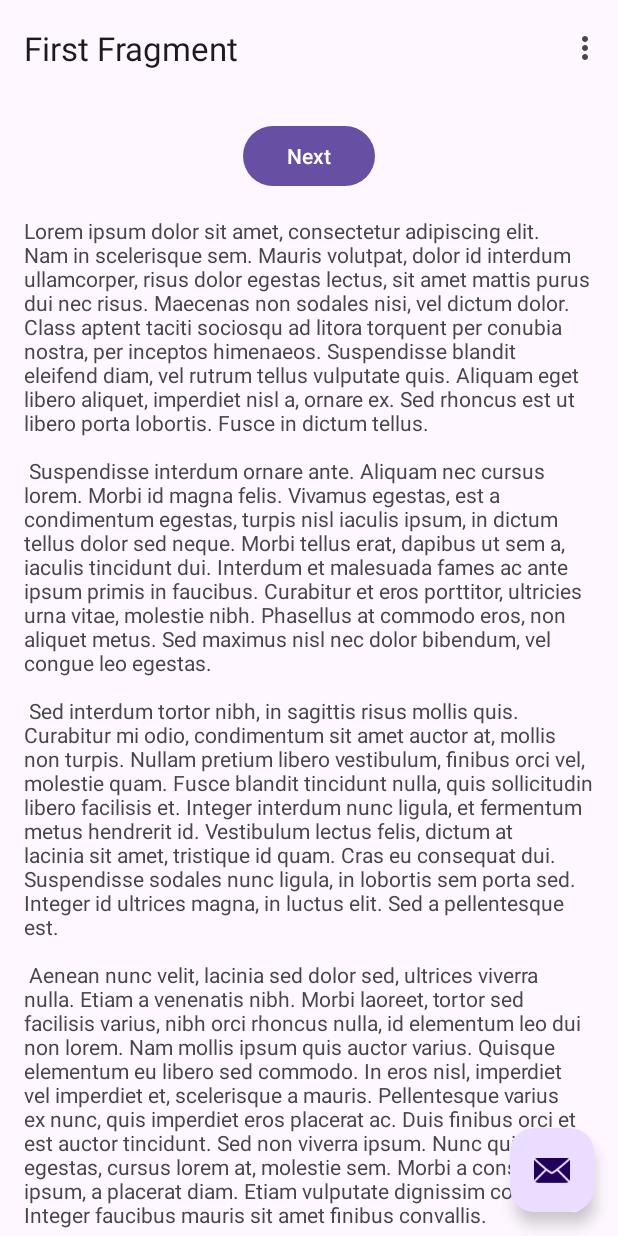
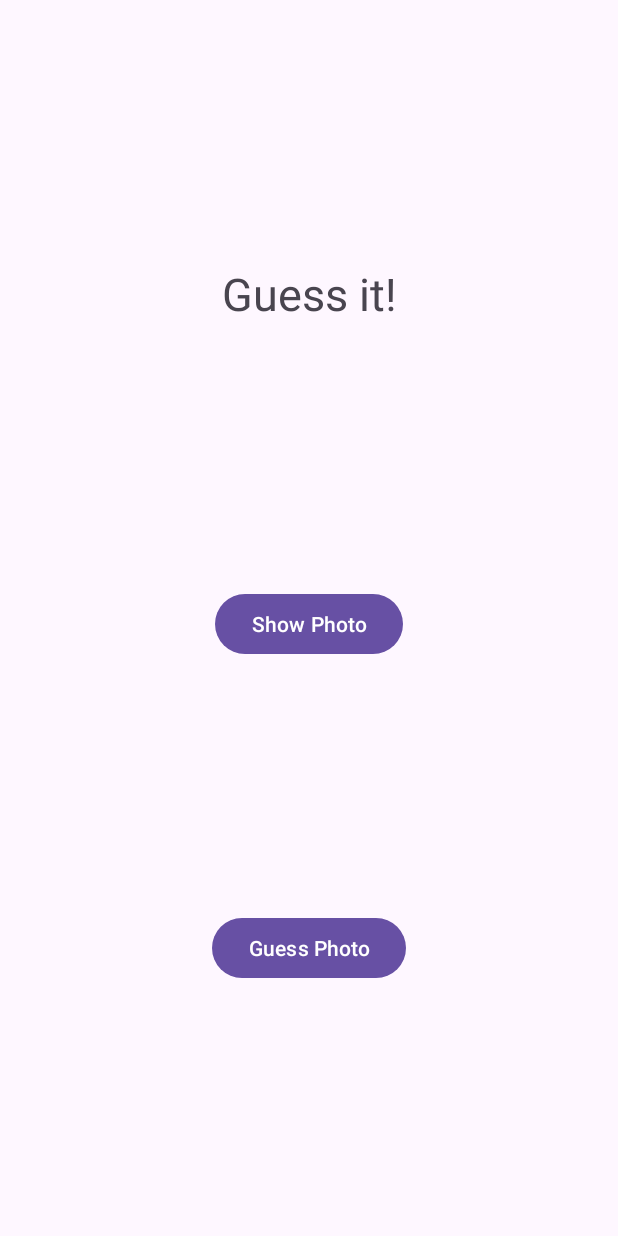
Before and after one commit to GriffinBaxter/Guess-it, an Android app: the screen it shows after launch (MainActivity), on a phone screen of 412 x 824 dp. Run offline under Robolectric (Android 15) with nearby library versions, the phone set to English and light mode, and no system bars; our stand-ins replace navigation-ui.

Commit message:
Inital setup with home fragment

```diff
--- a/app/src/main/java/com/example/seng440_assignment_2/FirstFragment.kt
+++ /dev/null
@@ -1,44 +0,0 @@
-package com.example.seng440_assignment_2
-
-import android.os.Bundle
-import androidx.fragment.app.Fragment
-import android.view.LayoutInflater
-import android.view.View
-import android.view.ViewGroup
-import androidx.navigation.fragment.findNavController
-import com.example.seng440_assignment_2.databinding.FragmentFirstBinding
-
-/**
- * A simple [Fragment] subclass as the default destination in the navigation.
- */
-class FirstFragment : Fragment() {
-
-    private var _binding: FragmentFirstBinding? = null
-
-    // This property is only valid between onCreateView and
-    // onDestroyView.
-    private val binding get() = _binding!!
-
-    override fun onCreateView(
-        inflater: LayoutInflater, container: ViewGroup?,
-        savedInstanceState: Bundle?
-    ): View? {
-
-        _binding = FragmentFirstBinding.inflate(inflater, container, false)
-        return binding.root
-
-    }
-
-    override fun onViewCreated(view: View, savedInstanceState: Bundle?) {
-        super.onViewCreated(view, savedInstanceState)
-
-        binding.buttonFirst.setOnClickListener {
-            findNavController().navigate(R.id.action_FirstFragment_to_SecondFragment)
-        }
-    }
-
-    override fun onDestroyView() {
-        super.onDestroyView()
-        _binding = null
-    }
-}
--- a/app/src/main/java/com/example/seng440_assignment_2/MainActivity.kt
+++ b/app/src/main/java/com/example/seng440_assignment_2/MainActivity.kt
@@ -14,48 +14,8 @@ import com.example.seng440_assignment_2.databinding.ActivityMainBinding
 
 class MainActivity : AppCompatActivity() {
 
-    private lateinit var appBarConfiguration: AppBarConfiguration
-    private lateinit var binding: ActivityMainBinding
-
     override fun onCreate(savedInstanceState: Bundle?) {
-        WindowCompat.setDecorFitsSystemWindows(window, false)
         super.onCreate(savedInstanceState)
-
-        binding = ActivityMainBinding.inflate(layoutInflater)
-        setContentView(binding.root)
-
-        setSupportActionBar(binding.toolbar)
-
-        val navController = findNavController(R.id.nav_host_fragment_content_main)
-        appBarConfiguration = AppBarConfiguration(navController.graph)
-        setupActionBarWithNavController(navController, appBarConfiguration)
-
-        binding.fab.setOnClickListener { view ->
-            Snackbar.make(view, "Replace with your own action", Snackbar.LENGTH_LONG)
-                .setAnchorView(R.id.fab)
-                .setAction("Action", null).show()
-        }
-    }
-
-    override fun onCreateOptionsMenu(menu: Menu): Boolean {
-        // Inflate the menu; this adds items to the action bar if it is present.
-        menuInflater.inflate(R.menu.menu_main, menu)
-        return true
-    }
-
-    override fun onOptionsItemSelected(item: MenuItem): Boolean {
-        // Handle action bar item clicks here. The action bar will
-        // automatically handle clicks on the Home/Up button, so long
-        // as you specify a parent activity in AndroidManifest.xml.
-        return when (item.itemId) {
-            R.id.action_settings -> true
-            else -> super.onOptionsItemSelected(item)
-        }
-    }
-
-    override fun onSupportNavigateUp(): Boolean {
-        val navController = findNavController(R.id.nav_host_fragment_content_main)
-        return navController.navigateUp(appBarConfiguration)
-                || super.onSupportNavigateUp()
+        setContentView(R.layout.fragment_home)
     }
 }
--- a/app/src/main/res/layout/activity_main.xml
+++ b/app/src/main/res/layout/activity_main.xml
@@ -1,33 +1,22 @@
 <?xml version="1.0" encoding="utf-8"?>
-<androidx.coordinatorlayout.widget.CoordinatorLayout xmlns:android="http://schemas.android.com/apk/res/android"
+<androidx.constraintlayout.widget.ConstraintLayout xmlns:android="http://schemas.android.com/apk/res/android"
     xmlns:app="http://schemas.android.com/apk/res-auto"
     xmlns:tools="http://schemas.android.com/tools"
     android:layout_width="match_parent"
     android:layout_height="match_parent"
-    android:fitsSystemWindows="true"
     tools:context=".MainActivity">
 
-    <com.google.android.material.appbar.AppBarLayout
-        android:layout_width="match_parent"
-        android:layout_height="wrap_content"
-        android:fitsSystemWindows="true">
+    <androidx.fragment.app.FragmentContainerView
+        android:id="@+id/nav_host_fragment"
+        android:name="androidx.navigation.fragment.NavHostFragment"
+        android:layout_width="0dp"
+        android:layout_height="0dp"
+        app:layout_constraintLeft_toLeftOf="parent"
+        app:layout_constraintRight_toRightOf="parent"
+        app:layout_constraintTop_toTopOf="parent"
+        app:layout_constraintBottom_toBottomOf="parent"
 
-        <com.google.android.material.appbar.MaterialToolbar
-            android:id="@+id/toolbar"
-            android:layout_width="match_parent"
-            android:layout_height="?attr/actionBarSize" />
+        app:defaultNavHost="true"
+        app:navGraph="@navigation/nav_graph" />
 
-    </com.google.android.material.appbar.AppBarLayout>
-
-    <include layout="@layout/content_main" />
-
-    <com.google.android.material.floatingactionbutton.FloatingActionButton
-        android:id="@+id/fab"
-        android:layout_width="wrap_content"
-        android:layout_height="wrap_content"
-        android:layout_gravity="bottom|end"
-        android:layout_marginEnd="@dimen/fab_margin"
-        android:layout_marginBottom="16dp"
-        app:srcCompat="@android:drawable/ic_dialog_email" />
-
-</androidx.coordinatorlayout.widget.CoordinatorLayout>
+</androidx.constraintlayout.widget.ConstraintLayout>
--- a/app/src/main/res/layout/content_main.xml
+++ /dev/null
@@ -1,19 +0,0 @@
-<?xml version="1.0" encoding="utf-8"?>
-<androidx.constraintlayout.widget.ConstraintLayout xmlns:android="http://schemas.android.com/apk/res/android"
-    xmlns:app="http://schemas.android.com/apk/res-auto"
-    android:layout_width="match_parent"
-    android:layout_height="match_parent"
-    app:layout_behavior="@string/appbar_scrolling_view_behavior">
-
-    <fragment
-        android:id="@+id/nav_host_fragment_content_main"
-        android:name="androidx.navigation.fragment.NavHostFragment"
-        android:layout_width="0dp"
-        android:layout_height="0dp"
-        app:defaultNavHost="true"
-        app:layout_constraintBottom_toBottomOf="parent"
-        app:layout_constraintEnd_toEndOf="parent"
-        app:layout_constraintStart_toStartOf="parent"
-        app:layout_constraintTop_toTopOf="parent"
-        app:navGraph="@navigation/nav_graph" />
-</androidx.constraintlayout.widget.ConstraintLayout>
--- a/app/src/main/res/layout/fragment_first.xml
+++ /dev/null
@@ -1,36 +0,0 @@
-<?xml version="1.0" encoding="utf-8"?>
-<androidx.core.widget.NestedScrollView xmlns:android="http://schemas.android.com/apk/res/android"
-    xmlns:app="http://schemas.android.com/apk/res-auto"
-    xmlns:tools="http://schemas.android.com/tools"
-    android:layout_width="match_parent"
-    android:layout_height="match_parent"
-    tools:context=".FirstFragment">
-
-    <androidx.constraintlayout.widget.ConstraintLayout
-        android:layout_width="match_parent"
-        android:layout_height="match_parent"
-        android:padding="16dp">
-
-        <Button
-            android:id="@+id/button_first"
-            android:layout_width="wrap_content"
-            android:layout_height="wrap_content"
-            android:text="@string/next"
-            app:layout_constraintBottom_toTopOf="@id/textview_first"
-            app:layout_constraintEnd_toEndOf="parent"
-            app:layout_constraintStart_toStartOf="parent"
-            app:layout_constraintTop_toTopOf="parent" />
-        />
-
-        <TextView
-            android:id="@+id/textview_first"
-            android:layout_width="wrap_content"
-            android:layout_height="wrap_content"
-            android:layout_marginTop="16dp"
-            android:text="@string/lorem_ipsum"
-            app:layout_constraintBottom_toBottomOf="parent"
-            app:layout_constraintEnd_toEndOf="parent"
-            app:layout_constraintStart_toStartOf="parent"
-            app:layout_constraintTop_toBottomOf="@id/button_first" />
-    </androidx.constraintlayout.widget.ConstraintLayout>
-</androidx.core.widget.NestedScrollView>
--- /dev/null
+++ b/app/src/main/res/layout/fragment_home.xml
@@ -0,0 +1,43 @@
+<?xml version="1.0" encoding="utf-8"?>
+<androidx.constraintlayout.widget.ConstraintLayout xmlns:android="http://schemas.android.com/apk/res/android"
+    xmlns:app="http://schemas.android.com/apk/res-auto"
+    xmlns:tools="http://schemas.android.com/tools"
+    android:layout_width="match_parent"
+    android:layout_height="match_parent"
+    tools:context=".HomeFragment">
+
+
+    <TextView
+        android:id="@+id/textView"
+        android:layout_width="wrap_content"
+        android:layout_height="wrap_content"
+        android:text="@string/guess_it"
+        android:textSize="30sp"
+        app:layout_constraintBottom_toTopOf="@+id/showPhotoButton"
+        app:layout_constraintEnd_toEndOf="parent"
+        app:layout_constraintStart_toStartOf="parent"
+        app:layout_constraintTop_toTopOf="parent"
+        />
+
+    <Button
+        android:id="@+id/showPhotoButton"
+        android:layout_width="wrap_content"
+        android:layout_height="wrap_content"
+        android:text="@string/show_photo"
+        app:layout_constraintBottom_toTopOf="@+id/textView"
+        app:layout_constraintEnd_toEndOf="parent"
+        app:layout_constraintStart_toStartOf="parent"
+        app:layout_constraintTop_toBottomOf="@id/guessPhotoButton" />
+
+    <Button
+        android:id="@+id/guessPhotoButton"
+        android:layout_width="wrap_content"
+        android:layout_height="wrap_content"
+        android:text="@string/guess_photo"
+        app:layout_constraintBottom_toBottomOf="parent"
+        app:layout_constraintEnd_toEndOf="parent"
+        app:layout_constraintStart_toStartOf="parent"
+        app:layout_constraintTop_toBottomOf="@+id/showPhotoButton" />
+
+
+</androidx.constraintlayout.widget.ConstraintLayout>
--- a/app/src/main/res/menu/menu_main.xml
+++ /dev/null
@@ -1,10 +0,0 @@
-<menu xmlns:android="http://schemas.android.com/apk/res/android"
-    xmlns:app="http://schemas.android.com/apk/res-auto"
-    xmlns:tools="http://schemas.android.com/tools"
-    tools:context="com.example.seng440_assignment_2.MainActivity">
-    <item
-        android:id="@+id/action_settings"
-        android:orderInCategory="100"
-        android:title="@string/action_settings"
-        app:showAsAction="never" />
-</menu>
--- a/app/src/main/res/navigation/nav_graph.xml
+++ b/app/src/main/res/navigation/nav_graph.xml
@@ -7,22 +7,7 @@
 
     <fragment
         android:id="@+id/FirstFragment"
-        android:name="com.example.seng440_assignment_2.FirstFragment"
-        android:label="@string/first_fragment_label"
-        tools:layout="@layout/fragment_first">
-
-        <action
-            android:id="@+id/action_FirstFragment_to_SecondFragment"
-            app:destination="@id/SecondFragment" />
-    </fragment>
-    <fragment
-        android:id="@+id/SecondFragment"
-        android:name="com.example.seng440_assignment_2.SecondFragment"
-        android:label="@string/second_fragment_label"
-        tools:layout="@layout/fragment_second">
-
-        <action
-            android:id="@+id/action_SecondFragment_to_FirstFragment"
-            app:destination="@id/FirstFragment" />
-    </fragment>
+        android:name="com.example.seng440_assignment_2.HomeFragment"
+        android:label="fragment_home"
+        tools:layout="@layout/fragment_home"/>
 </navigation>
--- a/app/src/main/res/values-land/dimens.xml
+++ /dev/null
@@ -1,3 +0,0 @@
-<resources>
-    <dimen name="fab_margin">48dp</dimen>
-</resources>
--- a/app/src/main/res/values-w1240dp/dimens.xml
+++ /dev/null
@@ -1,3 +0,0 @@
-<resources>
-    <dimen name="fab_margin">200dp</dimen>
-</resources>
--- a/app/src/main/res/values-w600dp/dimens.xml
+++ /dev/null
@@ -1,3 +0,0 @@
-<resources>
-    <dimen name="fab_margin">48dp</dimen>
-</resources>
--- a/app/src/main/res/values/dimens.xml
+++ /dev/null
@@ -1,3 +0,0 @@
-<resources>
-    <dimen name="fab_margin">16dp</dimen>
-</resources>
--- a/app/src/main/res/values/strings.xml
+++ b/app/src/main/res/values/strings.xml
@@ -1,46 +1,6 @@
 <resources>
     <string name="app_name">SENG440-Assignment-2</string>
-    <string name="action_settings">Settings</string>
-    <!-- Strings used for fragments for navigation -->
-    <string name="first_fragment_label">First Fragment</string>
-    <string name="second_fragment_label">Second Fragment</string>
-    <string name="next">Next</string>
-    <string name="previous">Previous</string>
-
-    <string name="lorem_ipsum">
-        Lorem ipsum dolor sit amet, consectetur adipiscing elit. Nam in scelerisque sem. Mauris
-        volutpat, dolor id interdum ullamcorper, risus dolor egestas lectus, sit amet mattis purus
-        dui nec risus. Maecenas non sodales nisi, vel dictum dolor. Class aptent taciti sociosqu ad
-        litora torquent per conubia nostra, per inceptos himenaeos. Suspendisse blandit eleifend
-        diam, vel rutrum tellus vulputate quis. Aliquam eget libero aliquet, imperdiet nisl a,
-        ornare ex. Sed rhoncus est ut libero porta lobortis. Fusce in dictum tellus.\n\n
-        Suspendisse interdum ornare ante. Aliquam nec cursus lorem. Morbi id magna felis. Vivamus
-        egestas, est a condimentum egestas, turpis nisl iaculis ipsum, in dictum tellus dolor sed
-        neque. Morbi tellus erat, dapibus ut sem a, iaculis tincidunt dui. Interdum et malesuada
-        fames ac ante ipsum primis in faucibus. Curabitur et eros porttitor, ultricies urna vitae,
-        molestie nibh. Phasellus at commodo eros, non aliquet metus. Sed maximus nisl nec dolor
-        bibendum, vel congue leo egestas.\n\n
-        Sed interdum tortor nibh, in sagittis risus mollis quis. Curabitur mi odio, condimentum sit
-        amet auctor at, mollis non turpis. Nullam pretium libero vestibulum, finibus orci vel,
-        molestie quam. Fusce blandit tincidunt nulla, quis sollicitudin libero facilisis et. Integer
-        interdum nunc ligula, et fermentum metus hendrerit id. Vestibulum lectus felis, dictum at
-        lacinia sit amet, tristique id quam. Cras eu consequat dui. Suspendisse sodales nunc ligula,
-        in lobortis sem porta sed. Integer id ultrices magna, in luctus elit. Sed a pellentesque
-        est.\n\n
-        Aenean nunc velit, lacinia sed dolor sed, ultrices viverra nulla. Etiam a venenatis nibh.
-        Morbi laoreet, tortor sed facilisis varius, nibh orci rhoncus nulla, id elementum leo dui
-        non lorem. Nam mollis ipsum quis auctor varius. Quisque elementum eu libero sed commodo. In
-        eros nisl, imperdiet vel imperdiet et, scelerisque a mauris. Pellentesque varius ex nunc,
-        quis imperdiet eros placerat ac. Duis finibus orci et est auctor tincidunt. Sed non viverra
-        ipsum. Nunc quis augue egestas, cursus lorem at, molestie sem. Morbi a consectetur ipsum, a
-        placerat diam. Etiam vulputate dignissim convallis. Integer faucibus mauris sit amet finibus
-        convallis.\n\n
-        Phasellus in aliquet mi. Pellentesque habitant morbi tristique senectus et netus et
-        malesuada fames ac turpis egestas. In volutpat arcu ut felis sagittis, in finibus massa
-        gravida. Pellentesque id tellus orci. Integer dictum, lorem sed efficitur ullamcorper,
-        libero justo consectetur ipsum, in mollis nisl ex sed nisl. Donec maximus ullamcorper
-        sodales. Praesent bibendum rhoncus tellus nec feugiat. In a ornare nulla. Donec rhoncus
-        libero vel nunc consequat, quis tincidunt nisl eleifend. Cras bibendum enim a justo luctus
-        vestibulum. Fusce dictum libero quis erat maximus, vitae volutpat diam dignissim.
-    </string>
+    <string name="guess_it">Guess it!</string>
+    <string name="show_photo">Show Photo</string>
+    <string name="guess_photo">Guess Photo</string>
 </resources>
```
Also changed, not shown: app/src/main/java/com/example/seng440_assignment_2/HomeFragment.kt (added, +29 -0 lines), app/src/main/java/com/example/seng440_assignment_2/SecondFragment.kt (deleted, +0 -44 lines), app/src/main/res/layout/fragment_second.xml (deleted, +0 -35 lines).
